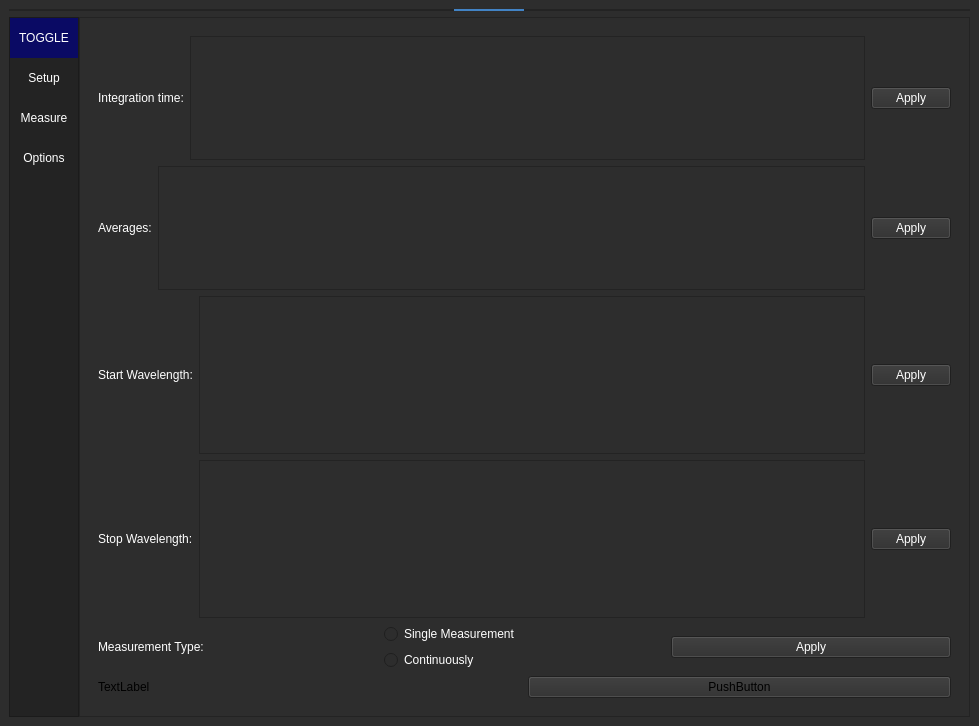
The window that ui_main.ui (McNut55555/field_kit) describes before a commit, drawn with Qt 5.
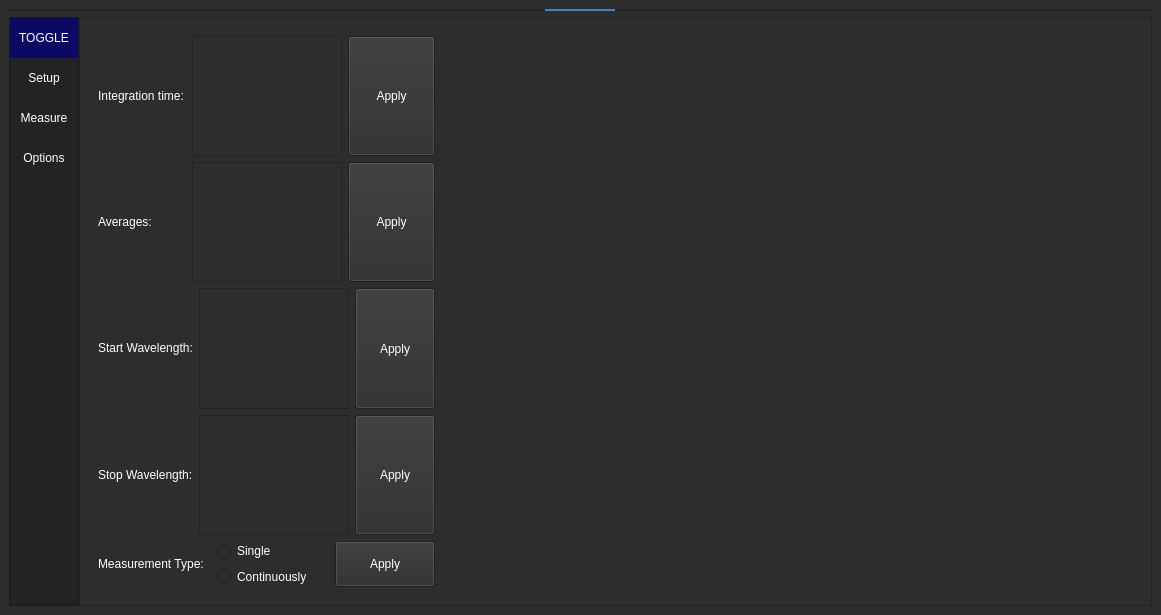
The same window after the commit. Custom widgets are drawn as their Qt base class.

```diff
--- a/ui_main.ui
+++ b/ui_main.ui
@@ -6,8 +6,8 @@
    <rect>
     <x>0</x>
     <y>0</y>
-    <width>979</width>
-    <height>726</height>
+    <width>1161</width>
+    <height>615</height>
    </rect>
   </property>
   <property name="minimumSize">
@@ -712,11 +712,27 @@
              </layout>
             </widget>
             <widget class="QWidget" name="page_3">
+             <layout class="QHBoxLayout" name="horizontalLayout_12">
+              <item>
+               <layout class="QHBoxLayout" name="horizontalLayout_11">
+                <item>
              <layout class="QVBoxLayout" name="verticalLayout_15">
               <item>
-               <layout class="QHBoxLayout" name="horizontalLayout_7">
+                   <layout class="QHBoxLayout" name="horizontalLayout_8">
                 <item>
                  <widget class="QLabel" name="label_2">
+                      <property name="sizePolicy">
+                       <sizepolicy hsizetype="Minimum" vsizetype="Preferred">
+                        <horstretch>0</horstretch>
+                        <verstretch>0</verstretch>
+                       </sizepolicy>
+                      </property>
+                      <property name="maximumSize">
+                       <size>
+                        <width>200</width>
+                        <height>50</height>
+                       </size>
+                      </property>
                   <property name="styleSheet">
                    <string notr="true">color: #FFF;
 </string>
@@ -728,6 +744,18 @@
                 </item>
                 <item>
                  <widget class="QTextEdit" name="intEdit">
+                      <property name="sizePolicy">
+                       <sizepolicy hsizetype="Minimum" vsizetype="Expanding">
+                        <horstretch>0</horstretch>
+                        <verstretch>0</verstretch>
+                       </sizepolicy>
+                      </property>
+                      <property name="maximumSize">
+                       <size>
+                        <width>150</width>
+                        <height>16777215</height>
+                       </size>
+                      </property>
                   <property name="styleSheet">
                    <string notr="true">color: #FFF;
 </string>
@@ -736,6 +764,18 @@
                 </item>
                 <item>
                  <widget class="QPushButton" name="intApply">
+                      <property name="sizePolicy">
+                       <sizepolicy hsizetype="Minimum" vsizetype="Expanding">
+                        <horstretch>0</horstretch>
+                        <verstretch>0</verstretch>
+                       </sizepolicy>
+                      </property>
+                      <property name="maximumSize">
+                       <size>
+                        <width>100</width>
+                        <height>16777215</height>
+                       </size>
+                      </property>
                   <property name="styleSheet">
                    <string notr="true">color: #FFF;
 </string>
@@ -748,9 +788,21 @@
                </layout>
               </item>
               <item>
-               <layout class="QHBoxLayout" name="horizontalLayout_8">
+                   <layout class="QHBoxLayout" name="horizontalLayout_7">
                 <item>
                  <widget class="QLabel" name="label_3">
+                      <property name="sizePolicy">
+                       <sizepolicy hsizetype="Minimum" vsizetype="Preferred">
+                        <horstretch>0</horstretch>
+                        <verstretch>0</verstretch>
+                       </sizepolicy>
+                      </property>
+                      <property name="maximumSize">
+                       <size>
+                        <width>200</width>
+                        <height>50</height>
+                       </size>
+                      </property>
                   <property name="styleSheet">
                    <string notr="true">color: #FFF;
 </string>
@@ -762,6 +814,18 @@
                 </item>
                 <item>
                  <widget class="QTextEdit" name="avgEdit">
+                      <property name="sizePolicy">
+                       <sizepolicy hsizetype="Minimum" vsizetype="Expanding">
+                        <horstretch>0</horstretch>
+                        <verstretch>0</verstretch>
+                       </sizepolicy>
+                      </property>
+                      <property name="maximumSize">
+                       <size>
+                        <width>150</width>
+                        <height>16777215</height>
+                       </size>
+                      </property>
                   <property name="styleSheet">
                    <string notr="true">color: #FFF;
 </string>
@@ -770,6 +834,18 @@
                 </item>
                 <item>
                  <widget class="QPushButton" name="avgApply">
+                      <property name="sizePolicy">
+                       <sizepolicy hsizetype="Minimum" vsizetype="Expanding">
+                        <horstretch>0</horstretch>
+                        <verstretch>0</verstretch>
+                       </sizepolicy>
+                      </property>
+                      <property name="maximumSize">
+                       <size>
+                        <width>100</width>
+                        <height>16777215</height>
+                       </size>
+                      </property>
                   <property name="styleSheet">
                    <string notr="true">color: #FFF;
 </string>
@@ -781,12 +857,22 @@
                 </item>
                </layout>
               </item>
-              <item>
-               <layout class="QVBoxLayout" name="verticalLayout_16">
                 <item>
                  <layout class="QHBoxLayout" name="horizontalLayout_9">
                   <item>
                    <widget class="QLabel" name="label_4">
+                      <property name="sizePolicy">
+                       <sizepolicy hsizetype="Minimum" vsizetype="Preferred">
+                        <horstretch>0</horstretch>
+                        <verstretch>0</verstretch>
+                       </sizepolicy>
+                      </property>
+                      <property name="maximumSize">
+                       <size>
+                        <width>200</width>
+                        <height>50</height>
+                       </size>
+                      </property>
                     <property name="styleSheet">
                      <string notr="true">color: #FFF;</string>
                     </property>
@@ -797,6 +883,18 @@
                   </item>
                   <item>
                    <widget class="QTextEdit" name="startEdit">
+                      <property name="sizePolicy">
+                       <sizepolicy hsizetype="Minimum" vsizetype="Expanding">
+                        <horstretch>0</horstretch>
+                        <verstretch>0</verstretch>
+                       </sizepolicy>
+                      </property>
+                      <property name="maximumSize">
+                       <size>
+                        <width>150</width>
+                        <height>16777215</height>
+                       </size>
+                      </property>
                     <property name="styleSheet">
                      <string notr="true">color: #FFF;</string>
                     </property>
@@ -804,6 +902,18 @@
                   </item>
                   <item>
                    <widget class="QPushButton" name="startApply">
+                      <property name="sizePolicy">
+                       <sizepolicy hsizetype="Minimum" vsizetype="Expanding">
+                        <horstretch>0</horstretch>
+                        <verstretch>0</verstretch>
+                       </sizepolicy>
+                      </property>
+                      <property name="maximumSize">
+                       <size>
+                        <width>100</width>
+                        <height>16777215</height>
+                       </size>
+                      </property>
                     <property name="styleSheet">
                      <string notr="true">color: #FFF;</string>
                     </property>
@@ -818,6 +928,18 @@
                  <layout class="QHBoxLayout" name="horizontalLayout_10">
                   <item>
                    <widget class="QLabel" name="label_5">
+                      <property name="sizePolicy">
+                       <sizepolicy hsizetype="Minimum" vsizetype="Preferred">
+                        <horstretch>0</horstretch>
+                        <verstretch>0</verstretch>
+                       </sizepolicy>
+                      </property>
+                      <property name="maximumSize">
+                       <size>
+                        <width>200</width>
+                        <height>50</height>
+                       </size>
+                      </property>
                     <property name="styleSheet">
                      <string notr="true">color: #FFF;</string>
                     </property>
@@ -828,6 +950,18 @@
                   </item>
                   <item>
                    <widget class="QTextEdit" name="stopEdit">
+                      <property name="sizePolicy">
+                       <sizepolicy hsizetype="Minimum" vsizetype="Expanding">
+                        <horstretch>0</horstretch>
+                        <verstretch>0</verstretch>
+                       </sizepolicy>
+                      </property>
+                      <property name="maximumSize">
+                       <size>
+                        <width>150</width>
+                        <height>16777215</height>
+                       </size>
+                      </property>
                     <property name="styleSheet">
                      <string notr="true">color: #FFF;</string>
                     </property>
@@ -835,6 +969,18 @@
                   </item>
                   <item>
                    <widget class="QPushButton" name="stopApply">
+                      <property name="sizePolicy">
+                       <sizepolicy hsizetype="Minimum" vsizetype="Expanding">
+                        <horstretch>0</horstretch>
+                        <verstretch>0</verstretch>
+                       </sizepolicy>
+                      </property>
+                      <property name="maximumSize">
+                       <size>
+                        <width>100</width>
+                        <height>16777215</height>
+                       </size>
+                      </property>
                     <property name="styleSheet">
                      <string notr="true">color: #FFF;</string>
                     </property>
@@ -842,8 +988,6 @@
                      <string>Apply</string>
                     </property>
                    </widget>
-                  </item>
-                 </layout>
                 </item>
                </layout>
               </item>
@@ -851,6 +995,18 @@
                <layout class="QHBoxLayout" name="horizontalLayout_6">
                 <item>
                  <widget class="QLabel" name="label">
+                      <property name="sizePolicy">
+                       <sizepolicy hsizetype="Minimum" vsizetype="Preferred">
+                        <horstretch>0</horstretch>
+                        <verstretch>0</verstretch>
+                       </sizepolicy>
+                      </property>
+                      <property name="maximumSize">
+                       <size>
+                        <width>200</width>
+                        <height>50</height>
+                       </size>
+                      </property>
                   <property name="styleSheet">
                    <string notr="true">color: #FFF;
 </string>
@@ -864,17 +1020,41 @@
                  <layout class="QVBoxLayout" name="verticalLayout_8">
                   <item>
                    <widget class="QRadioButton" name="SingleButton">
+                        <property name="sizePolicy">
+                         <sizepolicy hsizetype="Minimum" vsizetype="Fixed">
+                          <horstretch>0</horstretch>
+                          <verstretch>0</verstretch>
+                         </sizepolicy>
+                        </property>
+                        <property name="maximumSize">
+                         <size>
+                          <width>150</width>
+                          <height>16777215</height>
+                         </size>
+                        </property>
                     <property name="styleSheet">
                      <string notr="true">color: #FFF;
 </string>
                     </property>
                     <property name="text">
-                     <string>Single Measurement</string>
+                         <string>Single</string>
                     </property>
                    </widget>
                   </item>
                   <item>
                    <widget class="QRadioButton" name="ContinueButton">
+                        <property name="sizePolicy">
+                         <sizepolicy hsizetype="Minimum" vsizetype="Fixed">
+                          <horstretch>0</horstretch>
+                          <verstretch>0</verstretch>
+                         </sizepolicy>
+                        </property>
+                        <property name="maximumSize">
+                         <size>
+                          <width>150</width>
+                          <height>16777215</height>
+                         </size>
+                        </property>
                     <property name="styleSheet">
                      <string notr="true">color: #FFF;
 </string>
@@ -888,6 +1068,18 @@
                 </item>
                 <item>
                  <widget class="QPushButton" name="measureTypeApply">
+                      <property name="sizePolicy">
+                       <sizepolicy hsizetype="Minimum" vsizetype="Expanding">
+                        <horstretch>0</horstretch>
+                        <verstretch>0</verstretch>
+                       </sizepolicy>
+                      </property>
+                      <property name="maximumSize">
+                       <size>
+                        <width>100</width>
+                        <height>16777215</height>
+                       </size>
+                      </property>
                   <property name="styleSheet">
                    <string notr="true">color: #FFF;
 </string>
@@ -899,19 +1091,21 @@
                 </item>
                </layout>
               </item>
-              <item>
-               <layout class="QHBoxLayout" name="horizontalLayout_13">
-                <item>
-                 <widget class="QLabel" name="label_6">
-                  <property name="text">
-                   <string>TextLabel</string>
-                  </property>
-                 </widget>
+                 </layout>
                 </item>
                 <item>
-                 <widget class="QPushButton" name="pushButton">
-                  <property name="text">
-                   <string>PushButton</string>
+                 <widget class="PlotWidget" name="graphWidget_3" native="true">
+                  <property name="sizePolicy">
+                   <sizepolicy hsizetype="Expanding" vsizetype="Expanding">
+                    <horstretch>0</horstretch>
+                    <verstretch>0</verstretch>
+                   </sizepolicy>
+                  </property>
+                  <property name="minimumSize">
+                   <size>
+                    <width>600</width>
+                    <height>0</height>
+                   </size>
                   </property>
                  </widget>
                 </item>
```
Lines whose indentation alone changed are shown as unchanged.
